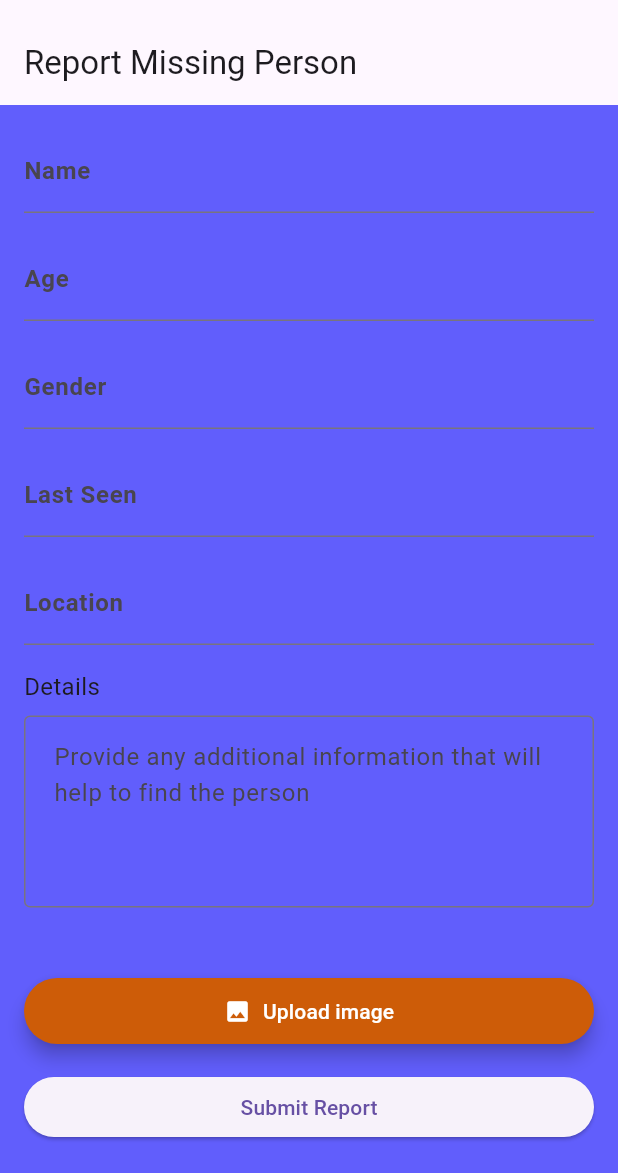
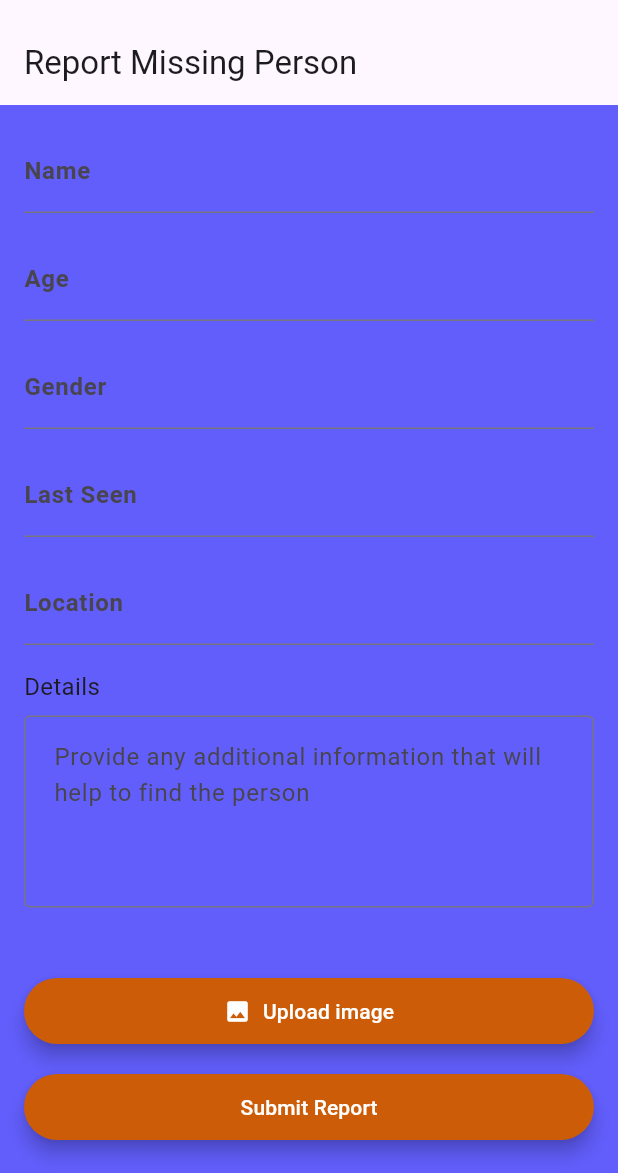
Before and after one commit to bed-com-04-20/safetyNet, a Flutter app: the screen it shows after launch, on a phone screen of 412 x 824 dp, the part 63-1236 px from its top. Run offline on Flutter 3.47's test engine with Material 3 defaults, Android fonts, the phone set to English and light mode, and no system bars; our stand-ins replace cached_network_image, cloud_firestore, firebase_core, firebase_storage, image_picker; accounts and stored records are empty.

Commit message:
creating crime report screen

```diff
--- a/lib/main.dart
+++ b/lib/main.dart
@@ -1,8 +1,8 @@
 import 'package:flutter/material.dart';
 import 'package:firebase_core/firebase_core.dart';
-import 'firebase_options.dart';
 import 'screens/report_form_screen.dart';
 import 'screens/report_list_screen.dart';
+import 'screens/crime_report_form_screen.dart';
 
 void main() async {
   WidgetsFlutterBinding.ensureInitialized();
@@ -15,11 +15,16 @@ class MyApp extends StatelessWidget {
   Widget build(BuildContext context) {
     return MaterialApp(
       debugShowCheckedModeBanner: false,
-      title: 'Missing Person Report',
+      title: 'SafetyNet App',
       theme: ThemeData(
         primarySwatch: Colors.blue,
       ),
       home: HomeScreen(), // Set HomeScreen as the home widget
+      routes: {
+        '/reportForm': (context) => ReportFormScreen(),    // Route for Missing Person report form
+        '/reportList': (context) => ReportListScreen(),    // Route for viewing report list
+        '/crimeReport': (context) => CrimeReportFormScreen(), // Route for Crime report form
+      },
     );
   }
 }
@@ -33,18 +38,12 @@ class _HomeScreenState extends State<HomeScreen> {
   int _selectedIndex = 0;
 
   List<Widget> _screens = [
-    ReportFormScreen(),  // Report Missing Person Screen
-    ReportListScreen(),   // Report List Screen
+    ReportFormScreen(),      // Report Missing Person Screen
+    ReportListScreen(),      // Report List Screen
+    CrimeReportFormScreen(), // Report Crime Screen
   ];
 
   void _onItemTapped(int index) {
-    setState(() {
-      _selectedIndex = index;
-    });
-    Navigator.pop(context); // Close the drawer after an item is tapped
-  }
-
-  void _navigateToScreen(int index) {
     setState(() {
       _selectedIndex = index;
     });
@@ -77,12 +76,17 @@ class _HomeScreenState extends State<HomeScreen> {
             ListTile(
               leading: Icon(Icons.report),
               title: Text('Report Missing Person'),
-              onTap: () => _navigateToScreen(0),
+              onTap: () => _onItemTapped(0),
             ),
             ListTile(
               leading: Icon(Icons.list),
               title: Text('Report List'),
-              onTap: () => _navigateToScreen(1),
+              onTap: () => _onItemTapped(1),
+            ),
+            ListTile(
+              leading: Icon(Icons.security),
+              title: Text('Report Crime'),
+              onTap: () => _onItemTapped(2),
             ),
           ],
         ),
--- /dev/null
+++ b/lib/models/crime_report_model.dart
@@ -0,0 +1,25 @@
+class CrimeReportModel {
+  final String street;
+  final String city;
+  final String crimeDetails;
+  final String? imageUrl; // Optional image URL field for the uploaded image
+  final DateTime timestamp;
+
+  CrimeReportModel({
+    required this.street,
+    required this.city,
+    required this.crimeDetails,
+    this.imageUrl,
+    required this.timestamp,
+  });
+
+  Map<String, dynamic> toMap() {
+    return {
+      'street': street,
+      'city': city,
+      'crimeDetails': crimeDetails,
+      'imageUrl': imageUrl,
+      'timestamp': timestamp.toIso8601String(),
+    };
+  }
+}
--- a/lib/screens/report_form_screen.dart
+++ b/lib/screens/report_form_screen.dart
@@ -259,7 +259,17 @@ class _ReportFormScreenState extends State<ReportFormScreen> {
               // Submit button
               ElevatedButton(
                 onPressed: submitReport,
-                child: Text('Submit Report'),
+                child: Text('Submit Report', style: TextStyle(),
+                ),
+                style: ElevatedButton.styleFrom(
+                  backgroundColor:  Color(0xFFCD5C08), // Background color
+                  foregroundColor: Colors.white, // Ripple effect color when pressed
+                  elevation: 5, // Elevation (shadow)
+                  padding: EdgeInsets.symmetric(horizontal: 25, vertical: 12), // Padding inside button
+                  shape: RoundedRectangleBorder(
+                    borderRadius: BorderRadius.circular(30), // Rounded corners
+                  ),
+                ),
               ),
             ],
           ),
```
Also changed, not shown: lib/screens/crime_report_form_screen.dart (added, +157 -0 lines), lib/services/firestore_service.dart (+33 -0 lines).
